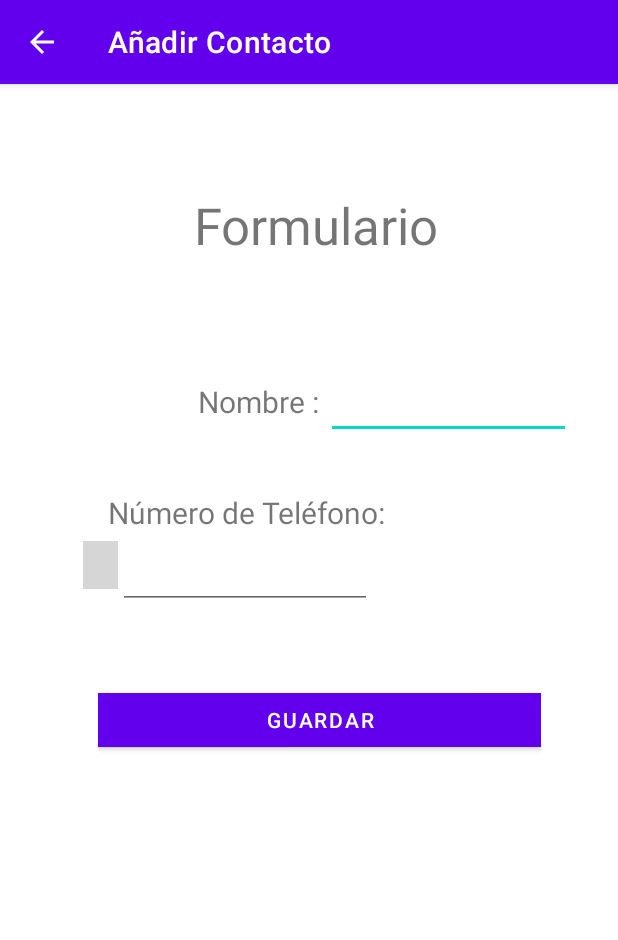
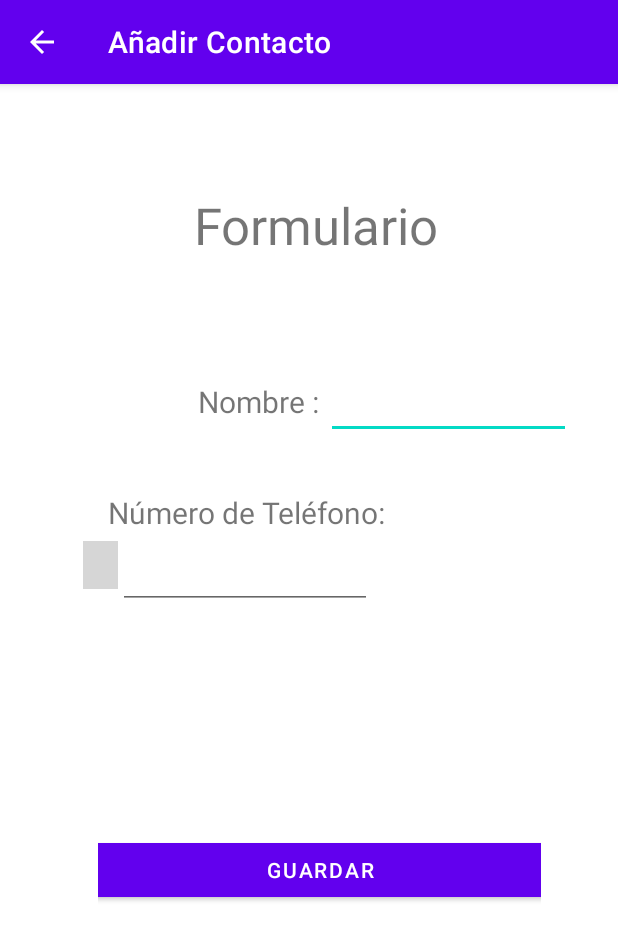
Before and after one commit to AndreaLaz/AgendaNFC, an Android app: the screen it shows after launch once a user with an empty profile is signed in (FormularioActivity), after a tap on "AÑADIR NUEVO CONTACTO", on a phone screen of 412 x 824 dp. Shown: the top 940 px of the screen. Run offline under Robolectric (Android 15) with nearby library versions, the phone set to English and light mode, and no system bars; our stand-ins replace Firebase (no records; nobody signed in at launch, a user with empty details on screens opened directly); libraries missing offline, so code that uses them is left out: com.hbb20; plain views replace CountryCodePicker; 2 statements that could not run were skipped; grey boxes are pictures that could not be loaded.

Commit message:
NOMBRES DE IDS

```diff
--- a/app/src/main/java/mobile/android/agendanfc/FormularioActivity.java
+++ b/app/src/main/java/mobile/android/agendanfc/FormularioActivity.java
@@ -143,10 +143,7 @@ public class FormularioActivity extends AppCompatActivity {
             @Override
             public void onSuccess(DocumentReference documentReference) {
                 Toast.makeText(getApplicationContext(),"Contacto CREADO!!!!",Toast.LENGTH_SHORT).show();
-                //finish();
-                //continuar(nombreContacto, numeroTelefono,  numeroMensajeria);
                 startActivity(new Intent(FormularioActivity.this,AniadirContActivity.class));
-
             }
         }).addOnFailureListener(new OnFailureListener() {
             @Override
@@ -169,6 +166,7 @@ public class FormularioActivity extends AppCompatActivity {
                 nombre.setText(nombreContacto);
                 telefono.setText(telefContacto);
                 mensajeria.setText(mensContacto);
+                //AQUISACA BIEN LOS DATOS//Toast.makeText(getApplicationContext(),"nombre,telf,men  "+nombreContacto+"\n "+telefContacto+"\n  "+mensContacto,Toast.LENGTH_LONG).show();
 
             }
         }).addOnFailureListener(new OnFailureListener() {
@@ -178,7 +176,6 @@ public class FormularioActivity extends AppCompatActivity {
 
             }
         });
-
     }
 
     public int contarCaracteres(String cadena, int tamanioNumero) {
--- a/app/src/main/java/mobile/android/agendanfc/GrabarNFCActivity.java
+++ b/app/src/main/java/mobile/android/agendanfc/GrabarNFCActivity.java
@@ -34,7 +34,7 @@ public class GrabarNFCActivity extends AppCompatActivity {
         setContentView(R.layout.activity_grabar_nfc);
 
             radioMessageTypeGroup = (RadioGroup) findViewById(R.id.radioTypeMessage);
-            btnEmpezar = (Button) findViewById(R.id.id_bto_escribetag);
+            btnEmpezar = (Button) findViewById(R.id.bto_aniadirLlamada);
         TextView editaelmensaje = (TextView) findViewById(R.id.editaelmensaje);
 
         btnEmpezar.setOnClickListener(new OnClickListener() {
--- a/app/src/main/java/mobile/android/agendanfc/MenuPrincipalActivity.java
+++ b/app/src/main/java/mobile/android/agendanfc/MenuPrincipalActivity.java
@@ -39,6 +39,10 @@ public class MenuPrincipalActivity extends AppCompatActivity {
         }
     }
 
+    public void irGrabarMenj(View view){
+        Intent i = new Intent(this,GrabarWhattsapActivity.class);
+        startActivity(i);
+    }
     public void irFormulario(View view){
         Intent i = new Intent(this,FormularioActivity.class);
         startActivity(i);
@@ -52,6 +56,7 @@ public class MenuPrincipalActivity extends AppCompatActivity {
         Intent i = new Intent(this,MainActivity.class);
         startActivity(i);
     }
+
     public void cerrarSesion(View view){
         auth.signOut();
         if(auth.getCurrentUser() == null){
--- a/app/src/main/res/layout/activity_aniadir_cont.xml
+++ b/app/src/main/res/layout/activity_aniadir_cont.xml
@@ -26,7 +26,7 @@
             android:orientation="horizontal">
 
             <Button
-                android:id="@+id/button6"
+                android:id="@+id/bto_irGrabarLlamada"
                 android:layout_width="wrap_content"
                 android:layout_height="wrap_content"
                 android:layout_marginStart="38dp"
@@ -48,7 +48,7 @@
             android:orientation="horizontal">
 
             <Button
-                android:id="@+id/button5"
+                android:id="@+id/bto_irGrabarLMensajeria"
                 android:layout_width="wrap_content"
                 android:layout_height="wrap_content"
                 android:layout_marginStart="38dp"
--- a/app/src/main/res/layout/activity_formulario.xml
+++ b/app/src/main/res/layout/activity_formulario.xml
@@ -125,13 +125,23 @@
                 android:layout_margin="30dp"
                 android:gravity="bottom|center">
 
-                <Button
-                    android:id="@+id/saveButton"
+                <LinearLayout
                     android:layout_width="match_parent"
                     android:layout_height="match_parent"
-                    android:foregroundGravity="center"
-                    android:gravity="center"
-                    android:text="@string/btn_guardarFormu" />
+                    android:orientation="vertical">
+
+                    <Space
+                        android:layout_width="match_parent"
+                        android:layout_height="100dp" />
+
+                    <Button
+                        android:id="@+id/saveButton"
+                        android:layout_width="match_parent"
+                        android:layout_height="match_parent"
+                        android:foregroundGravity="center"
+                        android:gravity="center"
+                        android:text="@string/btn_guardarFormu" />
+                </LinearLayout>
 
             </TableRow>
 
--- a/app/src/main/res/layout/activity_grabar_llamada.xml
+++ b/app/src/main/res/layout/activity_grabar_llamada.xml
@@ -7,7 +7,7 @@
     tools:context=".GrabarLlamadaActivity">
 
     <Button
-        android:id="@+id/id_bto_escribetag"
+        android:id="@+id/bto_aniadirLlamada"
         android:layout_width="146dp"
         android:layout_height="76dp"
         android:layout_marginEnd="140dp"
--- a/app/src/main/res/layout/activity_grabar_nfc.xml
+++ b/app/src/main/res/layout/activity_grabar_nfc.xml
@@ -12,7 +12,7 @@
         android:layout_width="322dp"
         android:layout_height="241dp"
         android:layout_marginStart="24dp"
-        app:layout_constraintBottom_toTopOf="@+id/id_bto_escribetag"
+        app:layout_constraintBottom_toTopOf="@+id/bto_aniadirLlamada"
         app:layout_constraintStart_toStartOf="parent"
         app:layout_constraintTop_toBottomOf="@+id/Choosetagtype"
         app:layout_constraintVertical_bias="0.0">
@@ -99,7 +99,7 @@
         tools:ignore="MissingConstraints" />
 
     <Button
-        android:id="@+id/id_bto_escribetag"
+        android:id="@+id/bto_aniadirLlamada"
         android:layout_width="146dp"
         android:layout_height="76dp"
         android:layout_marginEnd="170dp"
--- a/app/src/main/res/layout/activity_grabar_whattsap.xml
+++ b/app/src/main/res/layout/activity_grabar_whattsap.xml
@@ -7,7 +7,7 @@
     tools:context=".GrabarWhattsapActivity">
 
     <Button
-        android:id="@+id/button"
+        android:id="@+id/bto_escribirMensajeria"
         android:layout_width="wrap_content"
         android:layout_height="wrap_content"
         android:text="Escribir"
--- a/app/src/main/res/layout/activity_iniciar_sesion.xml
+++ b/app/src/main/res/layout/activity_iniciar_sesion.xml
@@ -50,7 +50,7 @@
             android:orientation="horizontal">
 
             <Button
-                android:id="@+id/id_bto_escribetag"
+                android:id="@+id/bto_aniadirLlamada"
                 android:layout_width="wrap_content"
                 android:layout_height="wrap_content"
                 android:layout_weight="1"
--- a/app/src/main/res/layout/activity_menu_principal.xml
+++ b/app/src/main/res/layout/activity_menu_principal.xml
@@ -45,9 +45,11 @@
             android:id="@+id/bto_id_otros"
             android:layout_width="match_parent"
             android:layout_height="101dp"
-            android:text="@string/btn_otrasFuncionalidades"
             android:layout_margin="10dp"
-            android:layout_marginTop="10dp"/>
+            android:layout_marginTop="10dp"
+
+            android:onClick="irGrabarMenj"
+            android:text="@string/btn_otrasFuncionalidades" />
     </LinearLayout>
 
     <LinearLayout
--- a/app/src/main/res/layout/activity_registrarse.xml
+++ b/app/src/main/res/layout/activity_registrarse.xml
@@ -68,7 +68,7 @@
             android:orientation="horizontal">
 
             <Button
-                android:id="@+id/id_bto_escribetag"
+                android:id="@+id/bto_aniadirLlamada"
                 android:layout_width="wrap_content"
                 android:layout_height="wrap_content"
                 android:layout_weight="1"
```
Also changed, not shown: app/src/main/java/mobile/android/agendanfc/ContactosActivity.java (+5 -7 lines), app/src/main/java/mobile/android/agendanfc/GrabarWhattsapActivity.java (+5 -2 lines).
